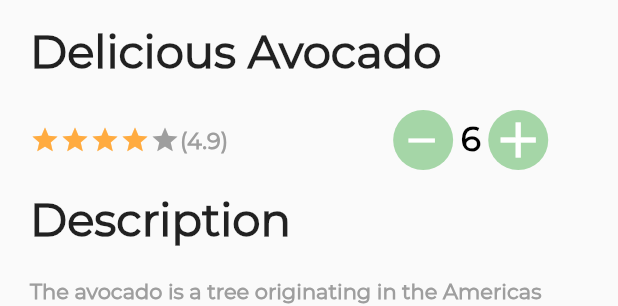
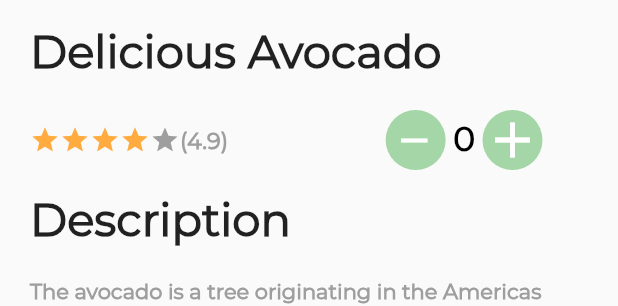
Before and after one commit to RitutoshAeologic/Grocery, a Flutter app: the WelcomeBody widget shown alone on an empty page, opened directly, after a tap on the "add" icon, on a phone screen of 412 x 824 dp. Shown: the part 508-814 px from the top of the screen. Run offline on Flutter 3.47's test engine with Material 2 defaults, Android fonts, the phone set to English and light mode, and no system bars; project files that could hold a hidden picture were left out.

```diff
--- /dev/null
+++ b/lib/components/countercart.dart
@@ -0,0 +1,69 @@
+import 'package:flutter/material.dart';
+import 'package:grocery/utils/style.dart';
+
+import 'material_button.dart';
+import 'package:flutter/cupertino.dart';
+import 'package:flutter/widgets.dart';
+
+class CounterCartState extends StatefulWidget {
+
+  @override
+  CounterCart createState() => CounterCart();
+}
+
+class CounterCart extends State<CounterCartState> {
+
+  int _count = 0;
+
+  void _incrementCount()
+  {
+    setState(() {
+      _count++;
+    });
+  }
+  void _decrementCount()
+  {
+    setState(() {
+      _count--;
+    });
+  }
+  @override
+  Widget build(BuildContext context) {
+    return Row(
+      children: [
+        Container(
+            height: 40,
+            width: 40,
+            decoration: BoxDecoration(
+              color: Colors.green.shade200,
+              borderRadius: BorderRadius.circular(20),
+            ),
+            child: IconButton(
+              onPressed: _decrementCount,
+              alignment: Alignment.topLeft,
+              padding: const EdgeInsets.only(left: 4.0,bottom: 20,top: 5),
+              icon: const Icon( Icons.remove,color: Colors.white,size: 30,
+              ),
+            )
+        ),
+        const SizedBox(width: 5,),
+        Text("${_count}", style: AppStyles.blackSmallBoldFont,),
+        const SizedBox(width: 5,),
+        Container(
+            height: 40,
+            width: 40,
+            decoration: BoxDecoration(
+              color: Colors.green.shade200,
+              borderRadius: BorderRadius.circular(20),
+            ),
+            child: IconButton(
+              onPressed: _incrementCount,
+              padding: const EdgeInsets.only(right: 20.0,bottom: 10.0),
+              icon: const Icon( Icons.add,color: Colors.white,size: 40,
+              ),
+            )
+        ),
+      ],
+    );
+  }
+}
--- a/lib/main.dart
+++ b/lib/main.dart
@@ -1,5 +1,6 @@
 import 'package:flutter/cupertino.dart';
 import 'package:flutter/material.dart';
+import 'package:grocery/router.dart';
 
 import 'modules/home_page_screen/homescreen.dart';
 
@@ -18,6 +19,8 @@ class MyApp extends StatelessWidget {
     return  const MaterialApp(
       debugShowCheckedModeBanner: false,
             home: HomeScreen(),
+      onGenerateRoute: RouterApp.generateRoute,
+      initialRoute: Routes.homeScreen,
     );
   }
 }
--- a/lib/modules/details_page_screen/detailspage.dart
+++ b/lib/modules/details_page_screen/detailspage.dart
@@ -1,8 +1,10 @@
 import 'package:flutter/material.dart';
 import 'package:flutter/cupertino.dart';
+import 'package:grocery/components/countercart.dart';
 import 'package:grocery/components/material_button.dart';
 import 'package:grocery/components/ratingicon.dart';
 import 'package:grocery/modules/welcome_page_screen/welcomescreen.dart';
+import 'package:grocery/router.dart';
 import 'package:grocery/utils/style.dart';
 
 
@@ -43,12 +45,11 @@ class DetailsPage extends StatelessWidget {
                       ),
                       child:
                       IconButton(
-                        onPressed: (){
-                          Navigator.push(
+                        onPressed: () =>
+                          Navigator.pushNamed(
                               context,
-                              MaterialPageRoute(
-                                  builder: (context) =>  const WelcomeScreen()));
-                        },
+                              Routes.welcomeScreen),
+
                         padding: const EdgeInsets.only(bottom: 5.0,top: 5),
                         icon: const Icon(
                           Icons.arrow_back_ios_outlined,color: Colors.white,size: 25,
@@ -65,7 +66,7 @@ class DetailsPage extends StatelessWidget {
                       ),
                       child:
                       IconButton(
-                        onPressed: (){},
+                        onPressed: () => Navigator.pushNamed(context, Routes.noInternetScreen),
                         padding: const EdgeInsets.only(bottom: 5.0,top: 5),
                         icon: const Icon( Icons.shopping_cart,color: Colors.white,size: 25,
                         ),
@@ -90,43 +91,48 @@ class DetailsPage extends StatelessWidget {
               ),),
               const SizedBox(height: 20,),
               Padding(padding:  const EdgeInsets.only(left: 20,right: 20,),
+
               child:  Row(
                 children: [
                   RatingIcon(),
                   Text("(4.9)", style: AppStyles.greySmallFont,),
-                  const SizedBox(width: 110,),
-                  Container(
-                      height: 40,
-                      width: 40,
-                      decoration: BoxDecoration(
-                        color: Colors.green.shade200,
-                        borderRadius: BorderRadius.circular(20),
-                      ),
-                      child: IconButton(
-                        onPressed: (){ },
-                        alignment: Alignment.topLeft,
-                        padding: const EdgeInsets.only(left: 4.0,bottom: 20,top: 5),
-                        icon: const Icon( Icons.remove,color: Colors.white,size: 30,
-                        ),
-                      )
-                  ),
-                  const SizedBox(width: 5,),
-                  Text("6", style: AppStyles.blackSmallBoldFont,),
-                  const SizedBox(width: 5,),
-                  Container(
-                      height: 40,
-                      width: 40,
-                      decoration: BoxDecoration(
-                        color: Colors.green.shade200,
-                        borderRadius: BorderRadius.circular(20),
-                      ),
-                      child: IconButton(
-                        onPressed: (){ },
-                        padding: const EdgeInsets.only(right: 20.0,bottom: 10.0),
-                        icon: const Icon( Icons.add,color: Colors.white,size: 40,
-                        ),
-                      )
-                  ),
+                   const SizedBox(width: 105,),
+                  CounterCartState(),
+                  // Container(
+                  //     height: 40,
+                  //     width: 40,
+                  //     decoration: BoxDecoration(
+                  //       color: Colors.green.shade200,
+                  //       borderRadius: BorderRadius.circular(20),
+                  //     ),
+                  //     child: IconButton(
+                  //       onPressed: ()
+                  //       {
+                  //
+                  //       },
+                  //       alignment: Alignment.topLeft,
+                  //       padding: const EdgeInsets.only(left: 4.0,bottom: 20,top: 5),
+                  //       icon: const Icon( Icons.remove,color: Colors.white,size: 30,
+                  //       ),
+                  //     )
+                  // ),
+                  // const SizedBox(width: 5,),
+                  // Text("6", style: AppStyles.blackSmallBoldFont,),
+                  // const SizedBox(width: 5,),
+                  // Container(
+                  //     height: 40,
+                  //     width: 40,
+                  //     decoration: BoxDecoration(
+                  //       color: Colors.green.shade200,
+                  //       borderRadius: BorderRadius.circular(20),
+                  //     ),
+                  //     child: IconButton(
+                  //       onPressed: (){ },
+                  //       padding: const EdgeInsets.only(right: 20.0,bottom: 10.0),
+                  //       icon: const Icon( Icons.add,color: Colors.white,size: 40,
+                  //       ),
+                  //     )
+                  // ),
                 ],
               ), ),
 
@@ -229,7 +235,8 @@ class DetailsPage extends StatelessWidget {
                                   fontSize: 22.0,
                                   fontWeight: FontWeight.bold
                               ),
-                              onTap: (){}),
+                              onTap: () => Navigator.pushNamed(context, Routes.noInternetScreen),
+                          ),
                         ],
                       )
 
--- a/lib/modules/welcome_page_screen/welcomebody.dart
+++ b/lib/modules/welcome_page_screen/welcomebody.dart
@@ -1,6 +1,7 @@
 import 'package:flutter/cupertino.dart';
 import 'package:flutter/material.dart';
 import 'package:grocery/utils/style.dart';
+import '../../router.dart';
 import '../details_page_screen/detailspage.dart';
 import 'category/category_ui/category_list.dart';
 
@@ -78,7 +79,7 @@ class WelcomeBody extends StatelessWidget {
                             ),
                             child:
                             IconButton(
-                              onPressed: (){},
+                              onPressed: () => Navigator.pushNamed(context, Routes.noInternetScreen),
                               padding: EdgeInsets.only(right: 20.0,bottom: 10.0),
                               icon: Icon( Icons.short_text,color: Colors.white,size: 50,
                               ),
@@ -150,11 +151,10 @@ class WelcomeBody extends StatelessWidget {
                                                   bottomLeft: Radius.circular(10) ),
                                             ),
                                             child: IconButton(
-                                              onPressed: (){ Navigator.push(
-                                                  context,
-                                                  MaterialPageRoute(
-                                                      builder: (context) =>  const DetailsPage()));
-                                              },
+                                                onPressed: () =>
+                                                    Navigator.pushNamed(
+                                                        context,
+                                                        Routes.detailscreen),
                                               padding: EdgeInsets.only(right: 20.0,bottom: 10.0),
                                               icon: Icon( Icons.add,color: Colors.white,size: 50,
                                               ),
@@ -223,7 +223,7 @@ class WelcomeBody extends StatelessWidget {
                                             ),
                                             child:
                                             IconButton(
-                                              onPressed: (){},
+                                              onPressed: () => Navigator.pushNamed(context, Routes.noInternetScreen),
                                               padding: EdgeInsets.only(right: 20.0,bottom: 10.0),
                                               icon: Icon( Icons.add,color: Colors.white,size: 50,
                                               ),
```
Also changed, not shown: lib/modules/home_page_screen/homescreen.dart (+4 -3 lines), lib/modules/welcome_page_screen/welcomescreen.dart (+6 -5 lines), 3 other files.
